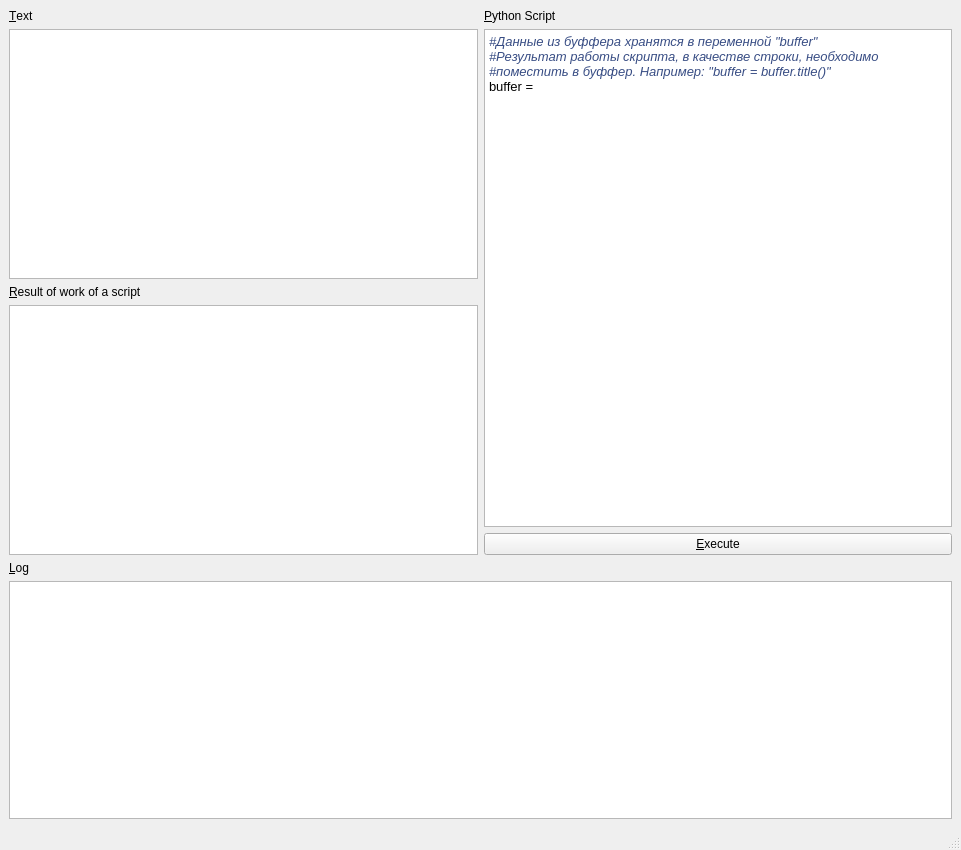
This is PythonScriptSupportQtWidgets/mainwindow.ui in Mr-Morgan/Internships as Qt 5 draws it before an edit. The edited form follows.
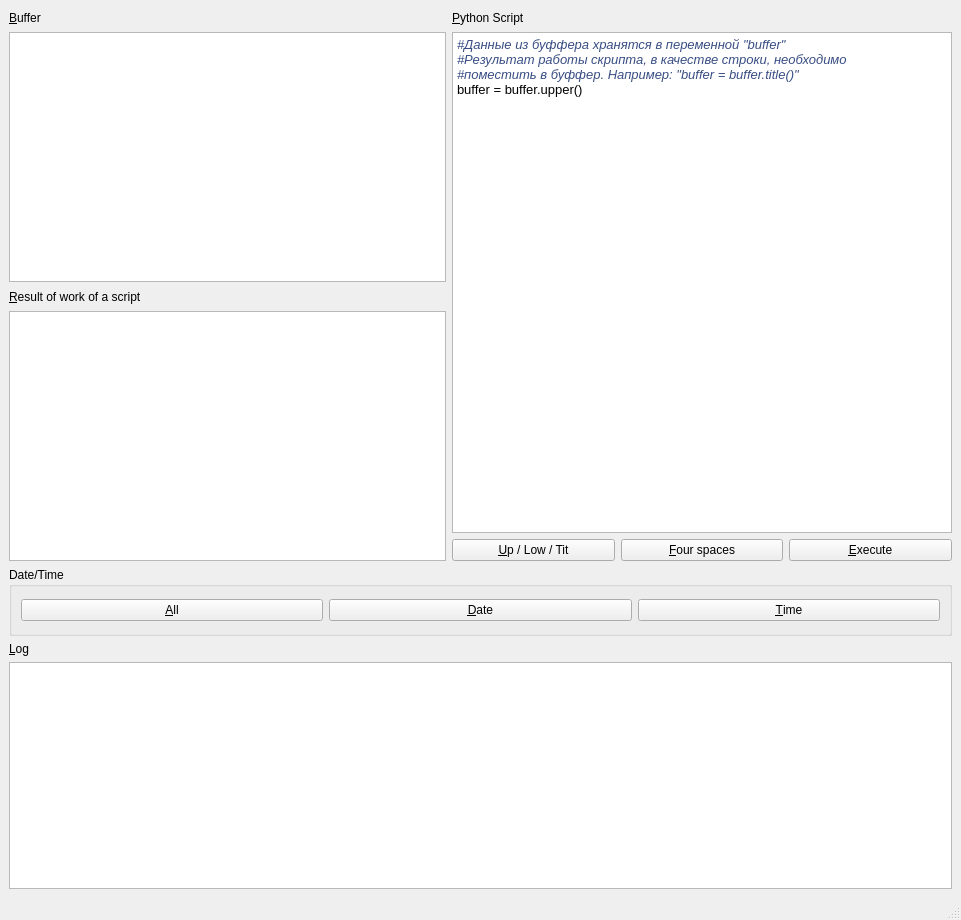
This is the edited form.

Commit message: C-API widgets version task #6, #7

```diff
--- a/PythonScriptSupportQtWidgets/mainwindow.ui
+++ b/PythonScriptSupportQtWidgets/mainwindow.ui
@@ -7,13 +7,13 @@
     <x>0</x>
     <y>0</y>
     <width>961</width>
-    <height>850</height>
+    <height>920</height>
    </rect>
   </property>
   <property name="minimumSize">
    <size>
     <width>960</width>
-    <height>850</height>
+    <height>920</height>
    </size>
   </property>
   <property name="windowTitle">
@@ -21,78 +21,23 @@
   </property>
   <widget class="QWidget" name="centralwidget">
    <layout class="QGridLayout" name="gridLayout">
-    <item row="2" column="0">
-     <widget class="QLabel" name="label_3">
-      <property name="text">
-       <string>&amp;Result of work of a script</string>
-      </property>
-      <property name="buddy">
-       <cstring>resultEdit</cstring>
-      </property>
-     </widget>
-    </item>
     <item row="0" column="0">
      <widget class="QLabel" name="label">
+      <property name="minimumSize">
+       <size>
+        <width>0</width>
+        <height>17</height>
+       </size>
+      </property>
       <property name="text">
-       <string>&amp;Text</string>
+       <string>&amp;Buffer</string>
       </property>
       <property name="buddy">
        <cstring>textEdit</cstring>
       </property>
      </widget>
     </item>
-    <item row="3" column="0" rowspan="2">
-     <widget class="QTextEdit" name="resultEdit">
-      <property name="minimumSize">
-       <size>
-        <width>0</width>
-        <height>250</height>
-       </size>
-      </property>
-     </widget>
-    </item>
-    <item row="1" column="1" rowspan="3">
-     <widget class="QTextEdit" name="pyScriptEdit">
-      <property name="html">
-       <string>&lt;!DOCTYPE HTML PUBLIC &quot;-//W3C//DTD HTML 4.0//EN&quot; &quot;http://www.w3.org/TR/REC-html40/strict.dtd&quot;&gt;
-&lt;html&gt;&lt;head&gt;&lt;meta name=&quot;qrichtext&quot; content=&quot;1&quot; /&gt;&lt;style type=&quot;text/css&quot;&gt;
-p, li { white-space: pre-wrap; }
-&lt;/style&gt;&lt;/head&gt;&lt;body style=&quot; font-family:'Ubuntu'; font-size:11pt; font-weight:400; font-style:normal;&quot;&gt;
-&lt;p style=&quot; margin-top:0px; margin-bottom:0px; margin-left:0px; margin-right:0px; -qt-block-indent:0; text-indent:0px;&quot;&gt;&lt;span style=&quot; font-size:10pt; font-style:italic; color:#384d84;&quot;&gt;#Данные из буффера хранятся в переменной &amp;quot;buffer&amp;quot; &lt;/span&gt;&lt;/p&gt;
-&lt;p style=&quot; margin-top:0px; margin-bottom:0px; margin-left:0px; margin-right:0px; -qt-block-indent:0; text-indent:0px;&quot;&gt;&lt;span style=&quot; font-family:'monospace'; font-size:10pt; font-style:italic; color:#384d84;&quot;&gt;#Результат работы скрипта, в качестве строки, необходимо &lt;/span&gt;&lt;/p&gt;
-&lt;p style=&quot; margin-top:0px; margin-bottom:0px; margin-left:0px; margin-right:0px; -qt-block-indent:0; text-indent:0px;&quot;&gt;&lt;span style=&quot; font-family:'monospace'; font-size:10pt; font-style:italic; color:#384d84;&quot;&gt;#поместить в буффер. Например: &amp;quot;buffer = buffer.title()&amp;quot;&lt;/span&gt;&lt;/p&gt;
-&lt;p style=&quot; margin-top:0px; margin-bottom:0px; margin-left:0px; margin-right:0px; -qt-block-indent:0; text-indent:0px;&quot;&gt;&lt;span style=&quot; font-family:'monospace'; font-size:10pt; color:#000000;&quot;&gt;buffer =&lt;/span&gt;&lt;/p&gt;&lt;/body&gt;&lt;/html&gt;</string>
-      </property>
-     </widget>
-    </item>
-    <item row="0" column="1">
-     <widget class="QLabel" name="label_2">
-      <property name="text">
-       <string>&amp;Python Script</string>
-      </property>
-      <property name="buddy">
-       <cstring>pyScriptEdit</cstring>
-      </property>
-     </widget>
-    </item>
-    <item row="4" column="1">
-     <widget class="QPushButton" name="pushButton">
-      <property name="text">
-       <string>&amp;Execute</string>
-      </property>
-     </widget>
-    </item>
-    <item row="1" column="0">
-     <widget class="QTextEdit" name="textEdit">
-      <property name="minimumSize">
-       <size>
-        <width>0</width>
-        <height>250</height>
-       </size>
-      </property>
-     </widget>
-    </item>
-    <item row="6" column="0" colspan="2">
+    <item row="8" column="0" colspan="4">
      <widget class="QTextEdit" name="logEdit">
       <property name="minimumSize">
        <size>
@@ -118,7 +63,43 @@
       </property>
      </widget>
     </item>
-    <item row="5" column="0" colspan="2">
+    <item row="6" column="0" colspan="4">
+     <widget class="QGroupBox" name="groupBox">
+      <property name="minimumSize">
+       <size>
+        <width>0</width>
+        <height>69</height>
+       </size>
+      </property>
+      <property name="title">
+       <string>Date/Time</string>
+      </property>
+      <layout class="QGridLayout" name="gridLayout_2">
+       <item row="0" column="0">
+        <widget class="QPushButton" name="dateTimeAllButton">
+         <property name="text">
+          <string>&amp;All</string>
+         </property>
+        </widget>
+       </item>
+       <item row="0" column="1">
+        <widget class="QPushButton" name="dateTimeOnlyDateButton">
+         <property name="text">
+          <string>&amp;Date</string>
+         </property>
+        </widget>
+       </item>
+       <item row="0" column="2">
+        <widget class="QPushButton" name="dateTimeOnlyTimeButton">
+         <property name="text">
+          <string>&amp;Time</string>
+         </property>
+        </widget>
+       </item>
+      </layout>
+     </widget>
+    </item>
+    <item row="7" column="0" colspan="4">
      <widget class="QLabel" name="label_4">
       <property name="text">
        <string>&amp;Log</string>
@@ -128,6 +109,93 @@
       </property>
      </widget>
     </item>
+    <item row="3" column="0" rowspan="2">
+     <widget class="QTextEdit" name="resultEdit">
+      <property name="minimumSize">
+       <size>
+        <width>0</width>
+        <height>250</height>
+       </size>
+      </property>
+     </widget>
+    </item>
+    <item row="2" column="0">
+     <widget class="QLabel" name="label_3">
+      <property name="minimumSize">
+       <size>
+        <width>0</width>
+        <height>17</height>
+       </size>
+      </property>
+      <property name="text">
+       <string>&amp;Result of work of a script</string>
+      </property>
+      <property name="buddy">
+       <cstring>resultEdit</cstring>
+      </property>
+     </widget>
+    </item>
+    <item row="1" column="0">
+     <widget class="QTextEdit" name="textEdit">
+      <property name="minimumSize">
+       <size>
+        <width>0</width>
+        <height>250</height>
+       </size>
+      </property>
+     </widget>
+    </item>
+    <item row="4" column="1">
+     <widget class="QPushButton" name="UpperLowerTitleButton">
+      <property name="text">
+       <string>&amp;Up / Low / Tit</string>
+      </property>
+     </widget>
+    </item>
+    <item row="1" column="1" rowspan="3" colspan="3">
+     <widget class="QTextEdit" name="pyScriptEdit">
+      <property name="minimumSize">
+       <size>
+        <width>500</width>
+        <height>0</height>
+       </size>
+      </property>
+      <property name="html">
+       <string>&lt;!DOCTYPE HTML PUBLIC &quot;-//W3C//DTD HTML 4.0//EN&quot; &quot;http://www.w3.org/TR/REC-html40/strict.dtd&quot;&gt;
+&lt;html&gt;&lt;head&gt;&lt;meta name=&quot;qrichtext&quot; content=&quot;1&quot; /&gt;&lt;style type=&quot;text/css&quot;&gt;
+p, li { white-space: pre-wrap; }
+&lt;/style&gt;&lt;/head&gt;&lt;body style=&quot; font-family:'Ubuntu'; font-size:11pt; font-weight:400; font-style:normal;&quot;&gt;
+&lt;p style=&quot; margin-top:0px; margin-bottom:0px; margin-left:0px; margin-right:0px; -qt-block-indent:0; text-indent:0px;&quot;&gt;&lt;span style=&quot; font-size:10pt; font-style:italic; color:#384d84;&quot;&gt;#Данные из буффера хранятся в переменной &amp;quot;buffer&amp;quot; &lt;/span&gt;&lt;/p&gt;
+&lt;p style=&quot; margin-top:0px; margin-bottom:0px; margin-left:0px; margin-right:0px; -qt-block-indent:0; text-indent:0px;&quot;&gt;&lt;span style=&quot; font-family:'monospace'; font-size:10pt; font-style:italic; color:#384d84;&quot;&gt;#Результат работы скрипта, в качестве строки, необходимо &lt;/span&gt;&lt;/p&gt;
+&lt;p style=&quot; margin-top:0px; margin-bottom:0px; margin-left:0px; margin-right:0px; -qt-block-indent:0; text-indent:0px;&quot;&gt;&lt;span style=&quot; font-family:'monospace'; font-size:10pt; font-style:italic; color:#384d84;&quot;&gt;#поместить в буффер. Например: &amp;quot;buffer = buffer.title()&amp;quot;&lt;/span&gt;&lt;/p&gt;
+&lt;p style=&quot; margin-top:0px; margin-bottom:0px; margin-left:0px; margin-right:0px; -qt-block-indent:0; text-indent:0px;&quot;&gt;&lt;span style=&quot; font-family:'monospace'; font-size:10pt; color:#000000;&quot;&gt;buffer = buffer.upper()&lt;/span&gt;&lt;/p&gt;&lt;/body&gt;&lt;/html&gt;</string>
+      </property>
+     </widget>
+    </item>
+    <item row="4" column="3">
+     <widget class="QPushButton" name="pushButton">
+      <property name="text">
+       <string>&amp;Execute</string>
+      </property>
+     </widget>
+    </item>
+    <item row="0" column="1" colspan="3">
+     <widget class="QLabel" name="label_2">
+      <property name="text">
+       <string>&amp;Python Script</string>
+      </property>
+      <property name="buddy">
+       <cstring>pyScriptEdit</cstring>
+      </property>
+     </widget>
+    </item>
+    <item row="4" column="2">
+     <widget class="QPushButton" name="fourSpacesButton">
+      <property name="text">
+       <string>&amp;Four spaces</string>
+      </property>
+     </widget>
+    </item>
    </layout>
   </widget>
   <widget class="QMenuBar" name="menubar">
```
The commit also changes 2 other files.
